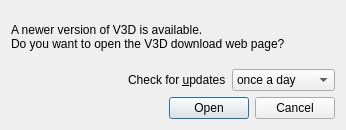
Qt form v3d_main/v3d/dialog_update_v3d.ui (CBL-ORION/Vaa3D-mirror) before a commit.
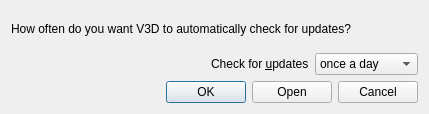
The same form after that commit.

Commit message: Added more logic of whether to check for software updates. Added more dialogs of v3d update task flow. Added new fields to potential xml representation of available plugins for update. Added more svn ignore items for built files on Mac.

```diff
--- a/v3d_main/v3d/dialog_update_v3d.ui
+++ b/v3d_main/v3d/dialog_update_v3d.ui
@@ -6,8 +6,8 @@
    <rect>
     <x>0</x>
     <y>0</y>
-    <width>346</width>
-    <height>130</height>
+    <width>429</width>
+    <height>114</height>
    </rect>
   </property>
   <property name="windowTitle">
@@ -20,8 +20,7 @@
    <item>
     <widget class="QLabel" name="label_2">
      <property name="text">
-      <string>A newer version of V3D is available.
-Do you want to open the V3D download web page?</string>
+      <string>How often do you want V3D to automatically check for updates?</string>
      </property>
     </widget>
    </item>
@@ -90,7 +89,7 @@
       <enum>Qt::Horizontal</enum>
      </property>
      <property name="standardButtons">
-      <set>QDialogButtonBox::Cancel|QDialogButtonBox::Open</set>
+      <set>QDialogButtonBox::Cancel|QDialogButtonBox::Ok|QDialogButtonBox::Open</set>
      </property>
     </widget>
    </item>
```
Left out of the diff: 2 changed lines with no effect on the pictures. The commit also changes 10 other files.
